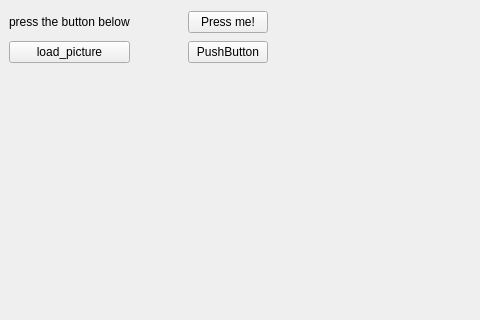
The window that designer_1st_try.ui (HarryLin46/saka_blog_downloader) describes before a commit, drawn with Qt 5; both pictures show x 0 to 480 and y 0 to 320 of the 1250 by 600 pixel window.
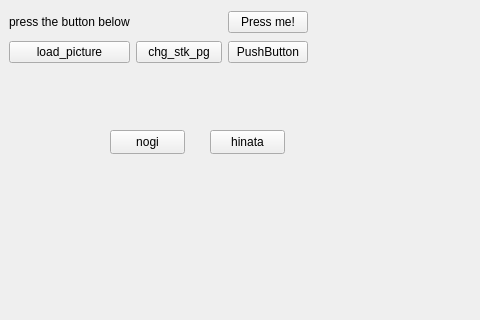
The same window after the commit.

Diff of the .ui file:
```diff
--- a/designer_1st_try.ui
+++ b/designer_1st_try.ui
@@ -22,7 +22,7 @@
      <rect>
       <x>9</x>
       <y>9</y>
-      <width>259</width>
+      <width>299</width>
       <height>56</height>
      </rect>
     </property>
@@ -74,8 +74,47 @@
        </property>
       </widget>
      </item>
+     <item row="1" column="1">
+      <widget class="QPushButton" name="stack_btn">
+       <property name="text">
+        <string>chg_stk_pg</string>
+       </property>
+      </widget>
+     </item>
     </layout>
    </widget>
+   <widget class="QPushButton" name="nogi_btn">
+    <property name="geometry">
+     <rect>
+      <x>110</x>
+      <y>130</y>
+      <width>75</width>
+      <height>24</height>
+     </rect>
+    </property>
+    <property name="cursor">
+     <cursorShape>PointingHandCursor</cursorShape>
+    </property>
+    <property name="text">
+     <string>nogi</string>
+    </property>
+   </widget>
+   <widget class="QPushButton" name="hina_btn">
+    <property name="geometry">
+     <rect>
+      <x>210</x>
+      <y>130</y>
+      <width>75</width>
+      <height>24</height>
+     </rect>
+    </property>
+    <property name="cursor">
+     <cursorShape>PointingHandCursor</cursorShape>
+    </property>
+    <property name="text">
+     <string>hinata</string>
+    </property>
+   </widget>
   </widget>
   <widget class="QMenuBar" name="menubar">
    <property name="geometry">
```
